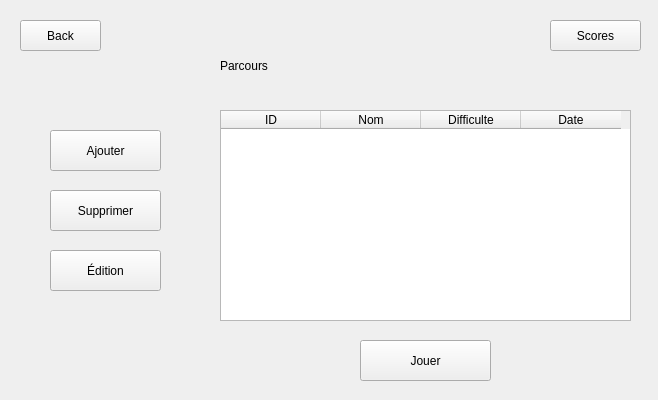
This is testIHMClimingProject/testIHMClimingProject/choixParcoursMenu.ui in simplyyCarlos/ClimbingProject as Qt 5 draws it before an edit. The edited form follows.
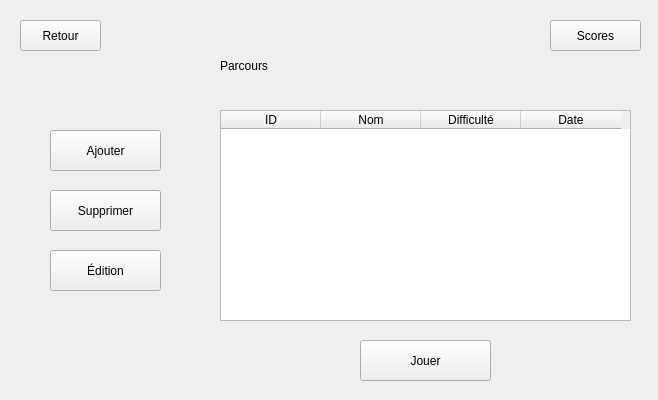
This is the edited form.

```diff
--- a/testIHMClimingProject/testIHMClimingProject/choixParcoursMenu.ui
+++ b/testIHMClimingProject/testIHMClimingProject/choixParcoursMenu.ui
@@ -23,7 +23,7 @@
     </rect>
    </property>
    <property name="text">
-    <string>Back</string>
+    <string>Retour</string>
    </property>
   </widget>
   <widget class="QLabel" name="label_Titre">
@@ -76,7 +76,7 @@
    </column>
    <column>
     <property name="text">
-     <string>Difficulte</string>
+     <string>Difficulté</string>
     </property>
    </column>
    <column>
```
